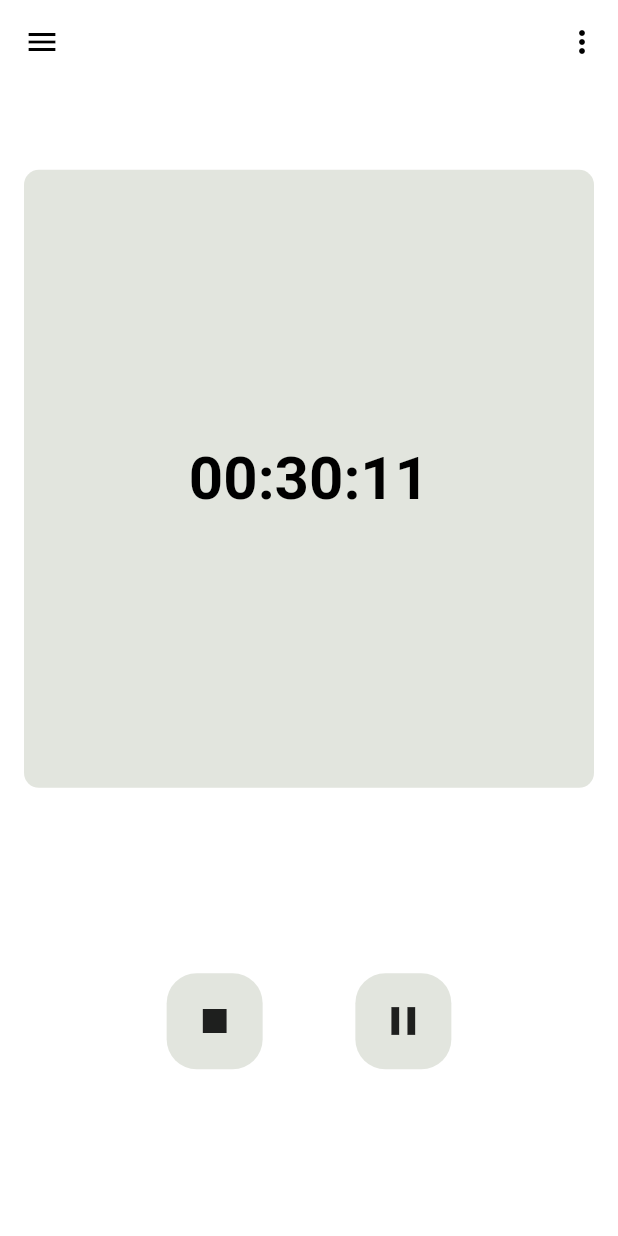
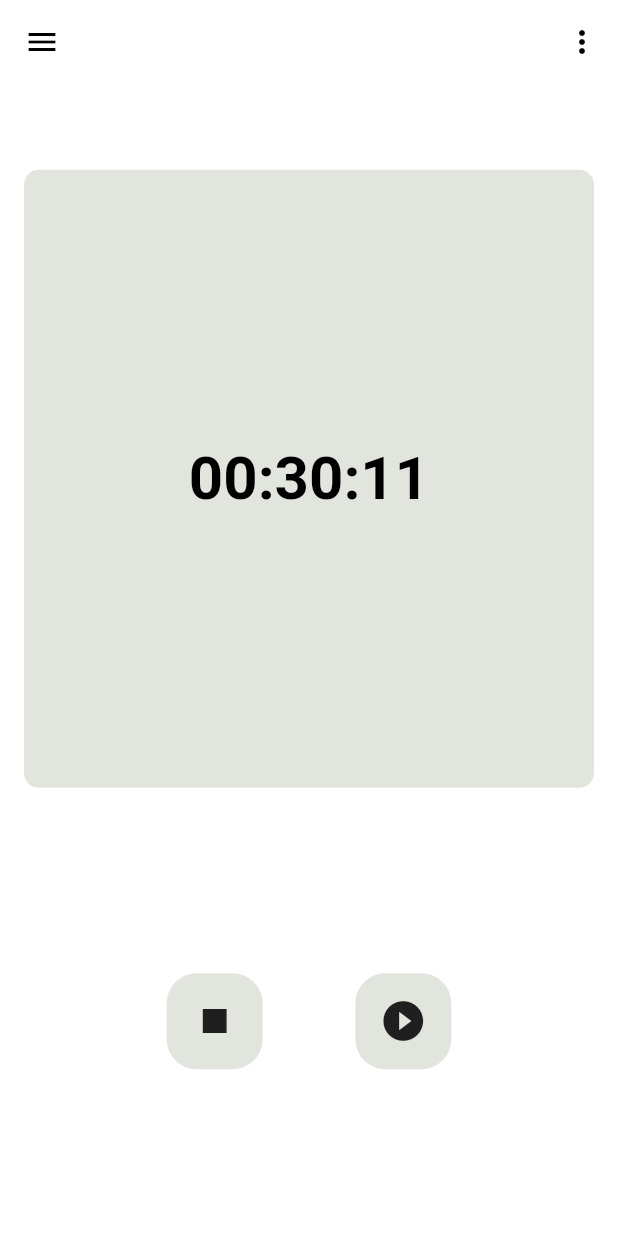
Before and after one commit to denosg/timer_siemens, a Flutter app: the TimerScreen screen opened by its route, scrolled down 576 dp, after a tap on the "play circle filled" icon, after a tap on the "pause" icon, on a phone screen of 412 x 824 dp. Run offline on Flutter 3.47's test engine with Material 2 defaults, Android fonts, the phone set to English and light mode, and no system bars; our stand-ins replace flutter_riverpod, open_file, sqflite; accounts and stored records are empty.

Commit message:
fixed all bug

```diff
--- a/lib/providers/timer_provider.dart
+++ b/lib/providers/timer_provider.dart
@@ -32,7 +32,7 @@ class CountdownNotifier extends StateNotifier<CountdownState> {
   void startCountdown() {
     if (state.started) return;
 
-    state = state.copyWith(started: true);
+    state = state.copyWith(started: true, showDiffButt: true);
     _timer = Timer.periodic(const Duration(seconds: 1), (_) {
       int localSeconds = state.seconds;
       int localMinutes = state.minutes;
@@ -46,6 +46,7 @@ class CountdownNotifier extends StateNotifier<CountdownState> {
         //if we reach the end, we start with the 30 min again if the user just presses it again (bug fix)
         state = state.copyWith(
             started: false,
+            showDiffButt: false,
             minutes: 30,
             displayMin: '30',
             seconds: 0,
@@ -80,6 +81,7 @@ class CountdownNotifier extends StateNotifier<CountdownState> {
   // stop countdown function ->
   void stopCountdown() {
     _timer?.cancel();
+    state = state.copyWith(started: false, showDiffButt: true);
   }
 
   // reset countdown function ->
@@ -97,6 +99,7 @@ class CountdownState {
   final String displayMin;
   final String displayHour;
   final bool started;
+  final bool showDiffButt;
 
   CountdownState({
     this.seconds = 0,
@@ -106,6 +109,7 @@ class CountdownState {
     this.displayMin = '30',
     this.displayHour = '00',
     this.started = false,
+    this.showDiffButt = false,
   });
 
   CountdownState copyWith({
@@ -116,6 +120,7 @@ class CountdownState {
     String? displayMin,
     String? displayHour,
     bool? started,
+    bool? showDiffButt,
     List<String>? laps,
   }) {
     return CountdownState(
@@ -126,6 +131,7 @@ class CountdownState {
       displayMin: displayMin ?? this.displayMin,
       displayHour: displayHour ?? this.displayHour,
       started: started ?? this.started,
+      showDiffButt: showDiffButt ?? this.showDiffButt,
     );
   }
 }
--- a/lib/screens/timer_screen.dart
+++ b/lib/screens/timer_screen.dart
@@ -175,7 +175,7 @@ class TimerScreenState extends ConsumerState<TimerScreen> {
                   color: colors.tertiary,
                 ),
                 height: height * 0.5,
-                child: !timerState.started
+                child: !timerState.started && !timerState.showDiffButt
                     // if the timer didnt start, we have the choose timer wheel
                     ? const ChooseTimer()
                     // else we have the timer countdown
@@ -191,7 +191,7 @@ class TimerScreenState extends ConsumerState<TimerScreen> {
                       ),
               ),
               // preview of preffered timers
-              timerState.started
+              timerState.showDiffButt
                   ? SizedBox(height: height * 0.15)
                   : SizedBox(
                       height: height * 0.15,
--- a/lib/widgets/timer/timer_button.dart
+++ b/lib/widgets/timer/timer_button.dart
@@ -13,7 +13,8 @@ class TimerButton extends ConsumerWidget {
     final ColorScheme colors = Theme.of(context).colorScheme;
 
     final double width = MediaQuery.of(context).size.width;
-    return timerState.started
+    return timerState.showDiffButt
+        // this shows when the timer started = true and show diff butt = true
         ? Row(
             mainAxisAlignment: MainAxisAlignment.center,
             children: [
@@ -24,7 +25,7 @@ class TimerButton extends ConsumerWidget {
                     borderRadius: BorderRadius.circular(20),
                     color: colors.tertiary),
                 child: IconButton(
-                  // stop timer metod
+                  // reset timer metod
                   onPressed: () {
                     ref.read(countdownProvider.notifier).resetCountdown();
                   },
@@ -33,11 +34,14 @@ class TimerButton extends ConsumerWidget {
               ),
               SizedBox(width: width * 0.15),
               // pause timer button
-              Container(
+              timerState.started && timerState.showDiffButt
+                  // this shows when the timer started = true and show diff butt = true
+                  ? Container(
                       padding: const EdgeInsets.all(8),
                       decoration: BoxDecoration(
                         borderRadius: BorderRadius.circular(20),
-                  color: colors.tertiary, // Set the desired background color
+                        color:
+                            colors.tertiary, // Set the desired background color
                       ),
                       child: IconButton(
                         // pause timer metod
@@ -45,6 +49,22 @@ class TimerButton extends ConsumerWidget {
                           ref.read(countdownProvider.notifier).stopCountdown();
                         },
                         icon: const Icon(Icons.pause, size: 32),
+                      ),
+                    )
+                  // this shows when the timer started = false and show diff butt = true
+                  : Container(
+                      padding: const EdgeInsets.all(8),
+                      decoration: BoxDecoration(
+                        borderRadius: BorderRadius.circular(20),
+                        color:
+                            colors.tertiary, // Set the desired background color
+                      ),
+                      child: IconButton(
+                        // start timer metod
+                        onPressed: () {
+                          ref.read(countdownProvider.notifier).startCountdown();
+                        },
+                        icon: const Icon(Icons.play_circle_filled, size: 32),
                       ),
                     ),
             ],
```
Lines whose indentation alone changed are shown as unchanged.
